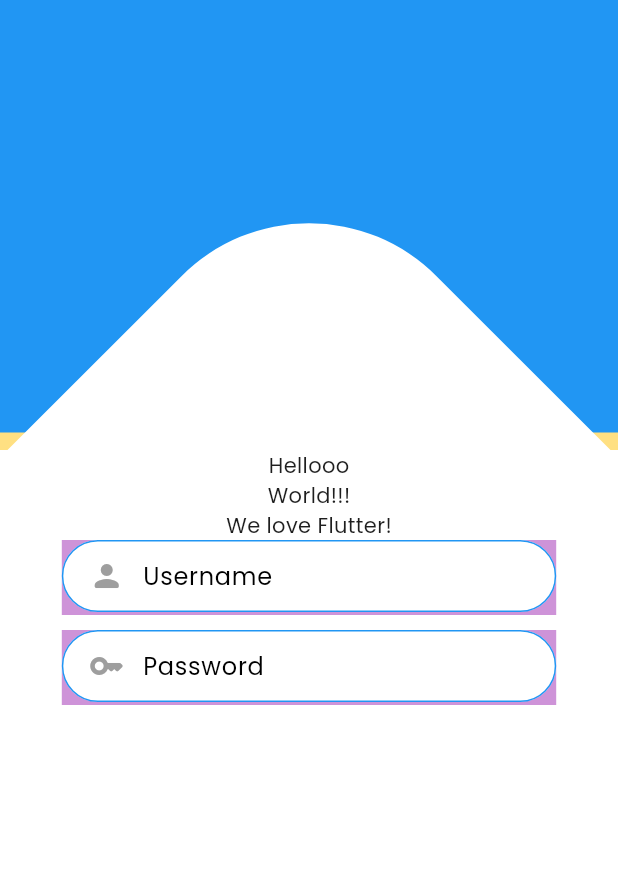
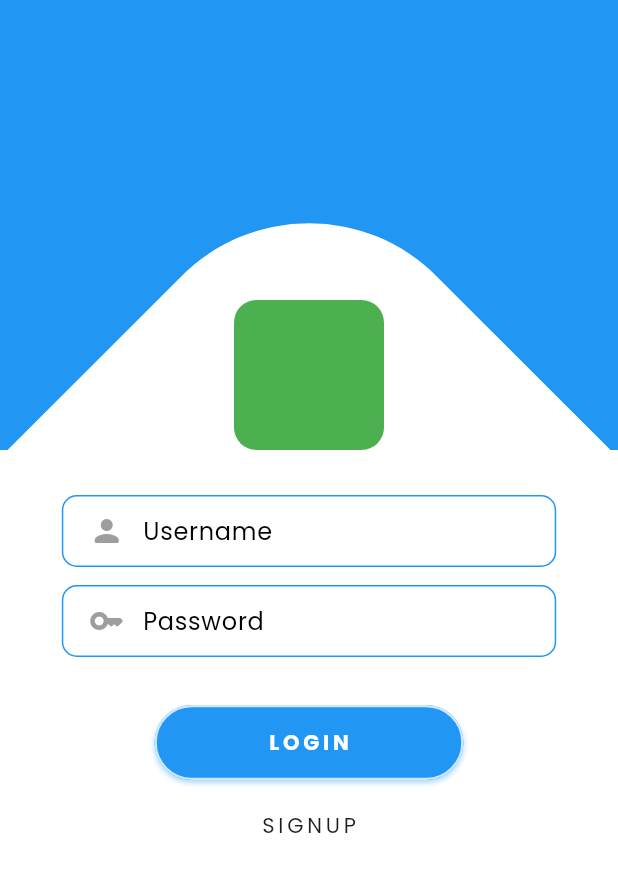
Before and after one commit to lnogami/WanderHuman, a Flutter app: the LoginPage screen opened directly, on a phone screen of 412 x 824 dp. Shown: the top 872 px of the screen. Run offline on Flutter 3.47's test engine with Material 3 defaults, Android fonts, the phone set to English and light mode, and no system bars; our stand-ins replace firebase_core, flutter_dotenv, geolocator; missing offline and left inert: mapbox_maps_flutter; accounts and stored records are empty.

Commit message:
finished the Login and Signin UI, but still needs polishing (might do that after implementing the firebase logic).

```diff
--- /dev/null
+++ b/lib/components/button.dart
@@ -0,0 +1,98 @@
+import 'package:flutter/material.dart';
+import 'package:wanderhuman_app/utilities/dimension_adapter.dart';
+
+class MyCustButton extends StatefulWidget {
+  final double widthPercentage;
+  final double height;
+  final Color color;
+  final String buttonText;
+  final FontWeight buttonTextFontWeight;
+  final double borderRadius;
+  final double borderWidth;
+  final Color borderColor;
+  final Color buttonTextColor;
+  final double buttonTextSpacing;
+  final String buttonTextFontFamily;
+  final VoidCallback onTap;
+  final bool enableShadow;
+  final Color buttonShadowColor;
+
+  const MyCustButton({
+    super.key,
+    this.widthPercentage = 0.50,
+    this.height = 50,
+    this.color = Colors.blue,
+    required this.buttonText,
+    this.buttonTextFontWeight = FontWeight.w400,
+    this.borderRadius = 30,
+    this.borderWidth = 1.5,
+    this.borderColor = const Color.fromARGB(254, 209, 232, 253),
+    this.buttonTextColor = Colors.black,
+    this.buttonTextSpacing = 2.5,
+    this.buttonTextFontFamily = "Poppins",
+    required this.onTap,
+    this.enableShadow = true,
+    this.buttonShadowColor = Colors.blue,
+  });
+
+  @override
+  State<MyCustButton> createState() => _MyCustButtonState();
+}
+
+class _MyCustButtonState extends State<MyCustButton> {
+  @override
+  void dispose() {
+    super.dispose();
+  }
+
+  @override
+  Widget build(BuildContext context) {
+    return Container(
+      width: MyDimensionAdapter.getWidth(context) * widget.widthPercentage,
+      height: widget.height,
+      decoration: BoxDecoration(
+        color: widget.color,
+        border: BoxBorder.all(
+          color: widget.borderColor,
+          width: widget.borderWidth,
+        ),
+        borderRadius: BorderRadius.circular(widget.borderRadius),
+        boxShadow: [boxShadow(Offset(1, 2)), boxShadow(Offset(-1, 2))],
+      ),
+      // Material will act as the canvas of Inkwell's ripple effect
+      child: Material(
+        color: Colors.transparent,
+        child: InkWell(
+          borderRadius: BorderRadius.circular(widget.borderRadius),
+          splashColor: Colors.purple[200],
+          onTap: () {
+            widget.onTap();
+          },
+          child: Center(
+            child: Text(
+              widget.buttonText,
+              style: TextStyle(
+                fontWeight: widget.buttonTextFontWeight,
+                color: widget.buttonTextColor,
+                letterSpacing: widget.buttonTextSpacing,
+                fontFamily: widget.buttonTextFontFamily,
+              ),
+            ),
+          ),
+        ),
+      ),
+    );
+  }
+
+  BoxShadow boxShadow(Offset offset) {
+    return BoxShadow(
+      // color: const Color.fromARGB(50, 33, 149, 243),
+      color: (widget.enableShadow)
+          ? widget.buttonShadowColor.withAlpha(50)
+          : Colors.transparent,
+      offset: offset,
+      blurRadius: 2,
+      blurStyle: BlurStyle.normal,
+    );
+  }
+}
--- a/lib/main.dart
+++ b/lib/main.dart
@@ -44,8 +44,8 @@ class MainApp extends StatelessWidget {
       // home: MapBody(),
 
       // home: HomePage(),
-      // home: LoginPage(),
-      home: TemporaryLoginPage(),
+      home: LoginPage(),
+      // home: TemporaryLoginPage(),
     );
   }
 }
--- a/lib/view/login/login.dart
+++ b/lib/view/login/login.dart
@@ -1,5 +1,7 @@
 import 'package:flutter/material.dart';
+import 'package:wanderhuman_app/utilities/color_palette.dart';
 import 'package:wanderhuman_app/utilities/dimension_adapter.dart';
+import 'package:wanderhuman_app/components/button.dart';
 import 'package:wanderhuman_app/view/login/widgets/layout_material.dart';
 import 'package:wanderhuman_app/view/login/widgets/textfield.dart';
 
@@ -12,6 +14,11 @@ class LoginPage extends StatefulWidget {
 
 TextEditingController usernameController = TextEditingController();
 TextEditingController passwordController = TextEditingController();
+TextEditingController confirmPasswordController = TextEditingController();
+bool isGoingToSignUp = false;
+double animatedContainerHeight = 0;
+double rotationAngle = 0;
+int animationDuration = 300;
 
 class _LoginPageState extends State<LoginPage> {
   @override
@@ -24,37 +31,11 @@ class _LoginPageState extends State<LoginPage> {
         child: Stack(
           alignment: Alignment.topCenter,
           children: [
-            //Original before creating customed Widget ====================
-            // Positioned(
-            //   top: 0,
-            //   child: Container(
-            //     width: MyDimensionAdapter.getWidth(context),
-            //     height: MyDimensionAdapter.getHeight(context) * 0.35,
-            //     color: Colors.blue.shade200,
-            //   ),
-            // ),
-            //My customed widget -----------------------------------------
             MyLayoutMaterial(
               distanceFromTop: 0,
-              heightPercentage: 0.35,
+              heightPercentage: 0.40,
               color: Colors.blue.shade500,
             ),
-            //Original before creating customed Widget ====================
-            // Positioned(
-            //   top: 210,
-            //   child: Container(
-            //     width: MyDimensionAdapter.getHeight(context) * 0.65,
-            //     height: MyDimensionAdapter.getHeight(context) * 0.65,
-            //     decoration: BoxDecoration(
-            //       color: Colors.white,
-            //       borderRadius: BorderRadius.circular(120),
-            //     ),
-            //     transform: Matrix4.rotationZ(Math.pi / -4),
-            //     transformAlignment: Alignment.center,
-            //     child: Center(child: Text("Hellooo")),
-            //   ),
-            // ),
-            //My customed widget -----------------------------------------
             MyLayoutMaterial(
               distanceFromTop: 210,
               isSquare: true,
@@ -62,45 +43,29 @@ class _LoginPageState extends State<LoginPage> {
               borderRadius: 120,
               rotationAngle: -4,
             ),
-
-            //Original before creating customed Widget ====================
-            // Positioned(
-            //   top: 300,
-            //   child: Container(
-            //     width: MyDimensionAdapter.getWidth(context),
-            //     height: MyDimensionAdapter.getHeight(context) - 300,
-            //     color: const Color.fromARGB(147, 165, 214, 167),
-            //     child: Column(
-            //       mainAxisAlignment: MainAxisAlignment.center,
-            //       children: [],
-            //     ),
-            //   ),
-            // ),
-            //My customed widget -----------------------------------------
+            // this is where the main content is
             MyLayoutMaterial(
               distanceFromTop: 300,
               heightPercentage: 0.7,
               // color: const Color.fromARGB(118, 76, 175, 79),
               isRotatable: false,
-              child: Column(
-                mainAxisAlignment: MainAxisAlignment.start,
-                children: [
-                  Text("Hellooo"),
-                  Text("World!!!"),
-                  Text("We love Flutter!"),
-                  MyCustTextfield(
-                    textController: usernameController,
-                    prefixIcon: Icons.person_rounded,
-                    labelText: "Username",
-                    hintText: "Username...",
-                  ),
-                  SizedBox(height: 10),
-                  MyCustTextfield(
-                    textController: passwordController,
-                    prefixIcon: Icons.key_rounded,
-                    labelText: "Password",
-                  ),
-                ],
+              child: loginContentArea(),
+            ),
+
+            // this is where the logo will be placed, and be animated if possible
+            Positioned(
+              top: 200,
+              child: ClipRRect(
+                borderRadius: BorderRadiusGeometry.circular(15),
+                child: AnimatedContainer(
+                  width: 100,
+                  height: 100,
+                  transformAlignment: Alignment.center,
+                  transform: Matrix4.rotationZ(rotationAngle),
+                  color: Colors.green,
+                  duration: Duration(milliseconds: animationDuration),
+                  // onEnd: () {},
+                ),
               ),
             ),
           ],
@@ -108,4 +73,121 @@ class _LoginPageState extends State<LoginPage> {
       ),
     );
   }
+
+  Column loginContentArea() {
+    return Column(
+      mainAxisAlignment: MainAxisAlignment.start,
+      children: [
+        SizedBox(height: 30),
+        MyCustTextfield(
+          textController: usernameController,
+          prefixIcon: Icons.person_rounded,
+          labelText: "Username",
+          hintText: "Username...",
+          borderRadius: 10,
+        ),
+        SizedBox(height: 10),
+        MyCustTextfield(
+          textController: passwordController,
+          prefixIcon: Icons.key_rounded,
+          labelText: "Password",
+          borderRadius: 10,
+        ),
+        AnimatedContainer(
+          // width: 0,
+          height: animatedContainerHeight,
+          margin: EdgeInsets.only(top: 10),
+          duration: Duration(milliseconds: animationDuration),
+          child: MyCustTextfield(
+            textController: confirmPasswordController,
+            prefixIcon: Icons.key_rounded,
+            prefixIconColor: (animatedContainerHeight == 50 && isGoingToSignUp)
+                ? Colors.grey
+                : Colors.transparent,
+            labelText: "Confirm Password",
+            borderRadius: 10,
+            borderWidth: (animatedContainerHeight == 50 && isGoingToSignUp)
+                ? 1
+                : 0,
+            borderColor: (animatedContainerHeight == 50 && isGoingToSignUp)
+                ? Colors.blue
+                : Colors.transparent,
+          ),
+        ),
+        SizedBox(height: 20),
+        (isGoingToSignUp) ? confirmSignUpButton() : loginButton(),
+        SizedBox(height: 5),
+        (isGoingToSignUp) ? cancelSignUpButton() : signUpButton(),
+      ],
+    );
+  }
+
+  MyCustButton loginButton() {
+    return MyCustButton(
+      onTap: () {
+        print("LOGIN BUTTON PRESSEDDDDDDDDDDDDDDDDDDDDDDDDDD");
+      },
+      buttonText: "LOGIN",
+      color: Colors.blue,
+      buttonTextFontWeight: FontWeight.w700,
+      buttonTextColor: Colors.white,
+    );
+  }
+
+  MyCustButton confirmSignUpButton() {
+    return MyCustButton(
+      onTap: () {
+        print("CONFIRM SIGNUP BUTTON PRESSEDDDDDDDDDDDDDDDDDDDDDDDDDD");
+      },
+      buttonText: "CONFIRM SIGNUP",
+      color: Colors.blue,
+      buttonTextFontWeight: FontWeight.w700,
+      buttonTextColor: Colors.white,
+      buttonTextSpacing: 1,
+    );
+  }
+
+  MyCustButton signUpButton() {
+    return MyCustButton(
+      onTap: () {
+        setState(() {
+          // if it is 0, move to 50
+          if (animatedContainerHeight == 0 && isGoingToSignUp == false) {
+            animatedContainerHeight = 50;
+            isGoingToSignUp = true;
+          }
+          // if it is 50, revert back to 0
+          else {
+            animatedContainerHeight = 0;
+            isGoingToSignUp = false;
+          }
+        });
+      },
+      buttonText: "SIGNUP",
+      color: Colors.white,
+      buttonTextFontWeight: FontWeight.w400,
+      buttonTextColor: MyColorPalette.fontColorB,
+      enableShadow: false,
+      borderWidth: 0.5,
+      borderColor: Colors.white,
+    );
+  }
+
+  MyCustButton cancelSignUpButton() {
+    return MyCustButton(
+      onTap: () {
+        setState(() {
+          isGoingToSignUp = !isGoingToSignUp;
+          animatedContainerHeight = 0;
+        });
+      },
+      buttonText: "CANCEL",
+      color: Colors.white,
+      buttonTextFontWeight: FontWeight.w400,
+      buttonTextColor: MyColorPalette.fontColorB,
+      enableShadow: false,
+      borderWidth: 0.5,
+      borderColor: Colors.white,
+    );
+  }
 }
--- a/lib/view/login/temp_login.dart
+++ b/lib/view/login/temp_login.dart
@@ -1,56 +1,71 @@
-import 'package:flutter/material.dart';
-import 'package:flutter_login/flutter_login.dart';
-import 'package:wanderhuman_app/utilities/dimension_adapter.dart';
+// // import 'package:firebase_auth/firebase_auth.dart';
+// import 'package:flutter/material.dart';
+// import 'package:flutter_login/flutter_login.dart';
+// import 'package:wanderhuman_app/utilities/dimension_adapter.dart';
 
-/// This is a temporary LoginPage, not yet final to be use or not.
-class TemporaryLoginPage extends StatelessWidget {
-  const TemporaryLoginPage({super.key});
+// /// This is a temporary LoginPage, not yet final to be use or not.
+// class TemporaryLoginPage extends StatelessWidget {
+//   const TemporaryLoginPage({super.key});
 
-  Duration get loadingTime => Duration(milliseconds: 1500);
+//   // loading Duration
+//   Duration get loadingTime => Duration(milliseconds: 1500);
 
-  Future<String?> _authUser(LoginData data) async {
-    return Future.delayed(loadingTime).then((value) => null);
-  }
+//   // for Authentication (Loging in)
+//   Future<String?> _authUser(LoginData data) async {
+//     return Future.delayed(loadingTime).then((value) => null);
+//   }
 
-  Future<String?> _recoveryPassword(String data) async {
-    return Future.delayed(loadingTime).then((value) => null);
-  }
+//   Future<String?> _recoveryPassword(String data) async {
+//     return Future.delayed(loadingTime).then((value) => null);
+//   }
 
-  Future<String?> _onSignup(SignupData signupData) async {
-    return Future.delayed(loadingTime).then((value) => null);
-  }
+//   // for Signing up
+//   // Future<void> _onSignup(SignupData signupData) async {
+//   //   // return Future.delayed(loadingTime).then((value) => null);
+//   //   await Future.delayed(loadingTime).then((value) {
+//   //     FirebaseAuth.instance.createUserWithEmailAndPassword(
+//   //       email: signupData.name!,
+//   //       password: signupData.password!,
+//   //     );
+//   //   });
+//   // }
 
-  @override
-  Widget build(BuildContext context) {
-    return Scaffold(
-      body: FlutterLogin(
-        logo: "assets/icons/isagi.jpg",
-        onLogin: _authUser,
-        onRecoverPassword: _recoveryPassword,
-        onSignup: _onSignup,
-        keyboardDismissBehavior: ScrollViewKeyboardDismissBehavior.onDrag,
-        footer: "Hello, World! This is a String footer.",
-        headerWidget: Padding(
-          padding: const EdgeInsets.only(top: 10, bottom: 30),
-          child: SizedBox(
-            width: MyDimensionAdapter.getWidth(context),
-            height: 70,
-            // color: Colors.green,
-            child: Column(
-              crossAxisAlignment: CrossAxisAlignment.center,
-              children: [
-                Text("Hello, welcome to"),
-                Text(
-                  "WanderHuman!",
-                  style: TextStyle(fontSize: 24, fontWeight: FontWeight.w600),
-                ),
-              ],
-            ),
-          ),
-        ),
-        scrollable: true,
-        // showDebugButtons: true,
-      ),
-    );
-  }
-}
+//   @override
+//   Widget build(BuildContext context) {
+//     return Scaffold(
+//       body: FlutterLogin(
+//         logo: "assets/icons/isagi.jpg",
+//         onLogin: _authUser,
+//         onRecoverPassword: _recoveryPassword,
+//         // onSignup: _onSignup,
+//         keyboardDismissBehavior: ScrollViewKeyboardDismissBehavior.onDrag,
+//         footer: "Hello, World! This is a String footer.",
+//         headerWidget: headerArea(context),
+//         scrollable: true,
+//         // showDebugButtons: true,
+//       ),
+//     );
+//   }
+
+//   // The whole are where the header is.
+//   Padding headerArea(BuildContext context) {
+//     return Padding(
+//       padding: const EdgeInsets.only(top: 10, bottom: 30),
+//       child: SizedBox(
+//         width: MyDimensionAdapter.getWidth(context),
+//         height: 70,
+//         // color: Colors.green,
+//         child: Column(
+//           crossAxisAlignment: CrossAxisAlignment.center,
+//           children: [
+//             Text("Hello, welcome to"),
+//             Text(
+//               "WanderHuman!",
+//               style: TextStyle(fontSize: 24, fontWeight: FontWeight.w600),
+//             ),
+//           ],
+//         ),
+//       ),
+//     );
+//   }
+// }
--- a/lib/view/login/widgets/layout_material.dart
+++ b/lib/view/login/widgets/layout_material.dart
@@ -1,5 +1,4 @@
 import 'dart:math';
-
 import 'package:flutter/material.dart';
 import 'package:wanderhuman_app/utilities/dimension_adapter.dart';
 
--- a/lib/view/login/widgets/textfield.dart
+++ b/lib/view/login/widgets/textfield.dart
@@ -14,6 +14,10 @@ class MyCustTextfield extends StatelessWidget {
   final String labelText;
   final IconData prefixIcon;
   final Color prefixIconColor;
+  final double borderRadius;
+  final double borderWidth;
+  final Color borderColor;
+  final Color activeBorderColor;
 
   /// This will manage the data the textfield will accept
   final TextEditingController textController;
@@ -29,18 +33,22 @@ class MyCustTextfield extends StatelessWidget {
     required this.prefixIcon,
     this.prefixIconColor = Colors.grey,
     required this.textController,
+    this.borderRadius = 30,
+    this.borderWidth = 1,
+    this.borderColor = Colors.blue,
+    this.activeBorderColor = Colors.blue,
   });
 
   @override
   Widget build(BuildContext context) {
-    return Container(
+    return SizedBox(
       width: (isUsingStaticDimension)
           ? MyDimensionAdapter.getWidth(context) * 0.80
           : MyDimensionAdapter.getWidth(context) * widthPercentage,
       height: (isUsingStaticDimension)
           ? 50
           : MyDimensionAdapter.getHeight(context) * heightPercentage,
-      color: Colors.purple.shade200,
+      // color: Colors.purple.shade200,
       child: TextField(
         controller: textController,
 
@@ -65,14 +73,14 @@ class MyCustTextfield extends StatelessWidget {
           // prefixIconConstraints: BoxConstraints.,
           prefixIconColor: prefixIconColor,
           enabledBorder: OutlineInputBorder(
-            borderRadius: BorderRadius.circular(30),
-            borderSide: BorderSide(color: Colors.blue),
+            borderRadius: BorderRadius.circular(borderRadius),
+            borderSide: BorderSide(color: borderColor, width: borderWidth),
           ),
           focusedBorder: OutlineInputBorder(
-            borderRadius: BorderRadius.circular(30),
+            borderRadius: BorderRadius.circular(borderRadius),
             borderSide: BorderSide(
               color: Theme.of(context).primaryColor,
-              width: 2.5,
+              width: borderWidth + 1.5,
             ),
           ),
         ),
```
